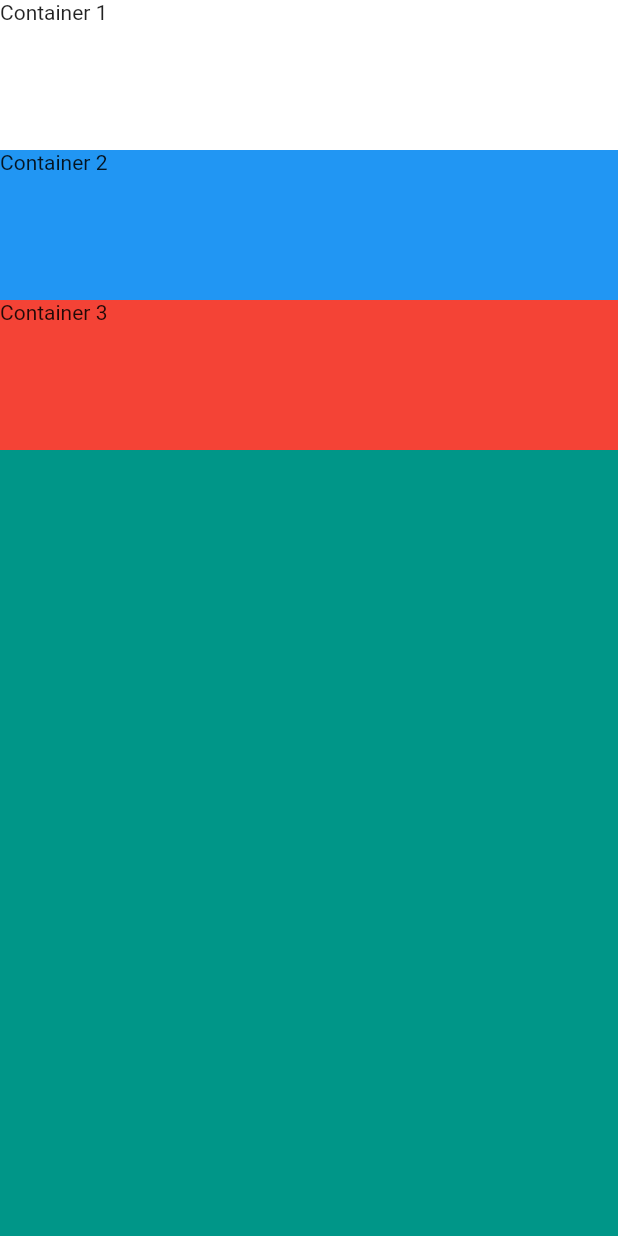
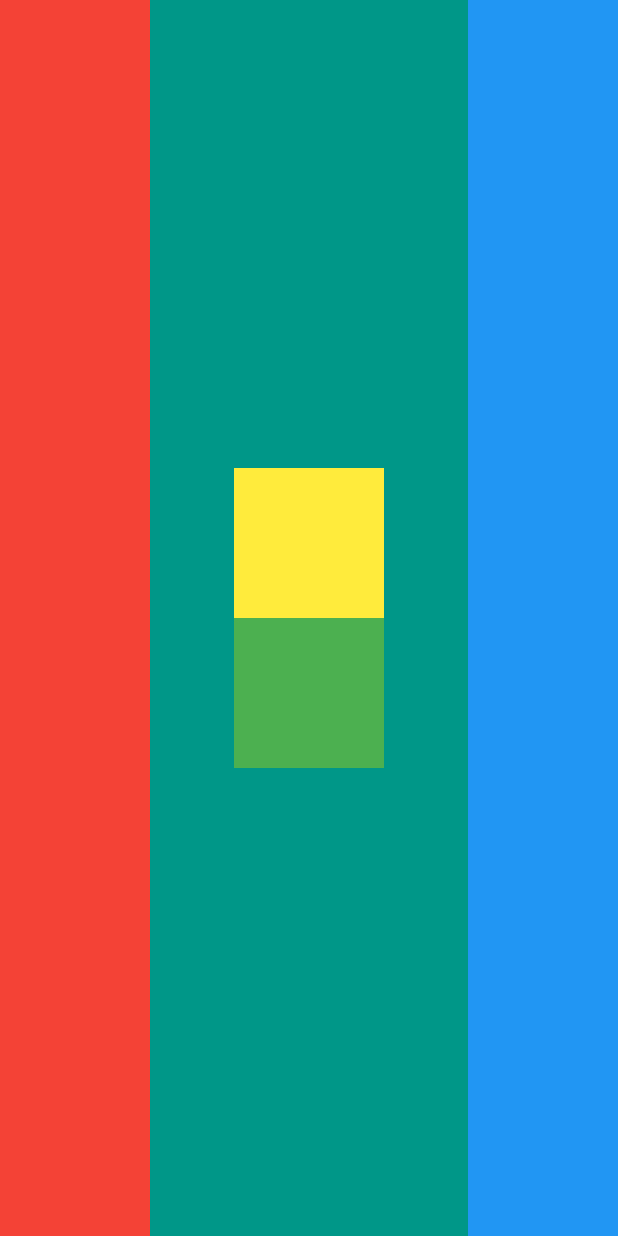
Before and after one commit to helloworldsmart/FlutterStudyGroup-2020, a Flutter app: the screen it shows after launch, on a phone screen of 412 x 824 dp. Run offline on Flutter 3.47's test engine with Material 2 defaults, Android fonts, the light colour scheme and no system bars.

Commit message:
Flutter Layouts Challenge: Done

```diff
--- a/mi_card_flutter/lib/main.dart
+++ b/mi_card_flutter/lib/main.dart
@@ -13,33 +13,35 @@ class MyApp extends StatelessWidget {
       home: Scaffold(
         backgroundColor: Colors.teal,
         body: SafeArea(
-          child: Column(
-            // mainAxisSize: MainAxisSize.min,
-            // verticalDirection: VerticalDirection.down,
-            // mainAxisAlignment: MainAxisAlignment.end,
-            crossAxisAlignment: CrossAxisAlignment.end,
-            children: <Widget>[
+          child: Row(
+            mainAxisAlignment: MainAxisAlignment.spaceBetween,
+            children: [
               Container(
-                height: 100.0,
-                width: double.infinity,
-                color: Colors.white,
-                child: Text('Container 1'),
-              ),
-              SizedBox(
-                width: 30.0,
+                width: 100.0,
+                color: Colors.red,
               ),
               Container(
-                width: double.infinity,
-                height: 100.0,
-                color: Colors.blue,
-                child: Text('Container 2'),
+                width: 100.0,
+                height: 200.0,
+                child: Column(
+                  children: [
+                    Container(
+                      width: 100.0,
+                      height: 100.0,
+                      color: Colors.yellow,
+                    ),
+                    Container(
+                      width: 100.0,
+                      height: 100.0,
+                      color: Colors.green,
+                    )
+                  ]
+                ),
               ),
               Container(
-                width: double.infinity,
-                height: 100.0,
-                color: Colors.red,
-                child: Text('Container 3'),
-              ),
+                width: 100.0,
+                color: Colors.blue,
+              )
             ],
           ),
         ),
```
